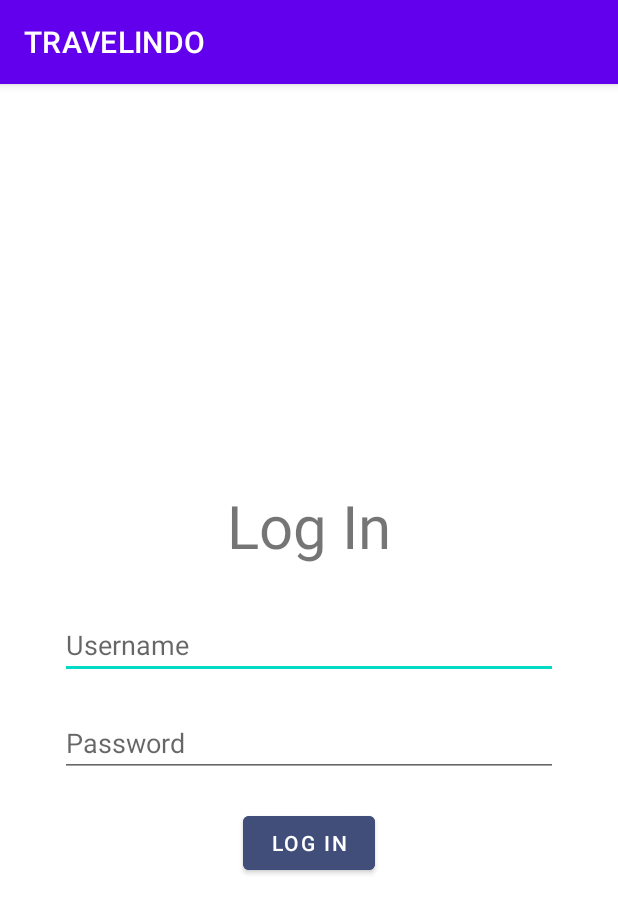
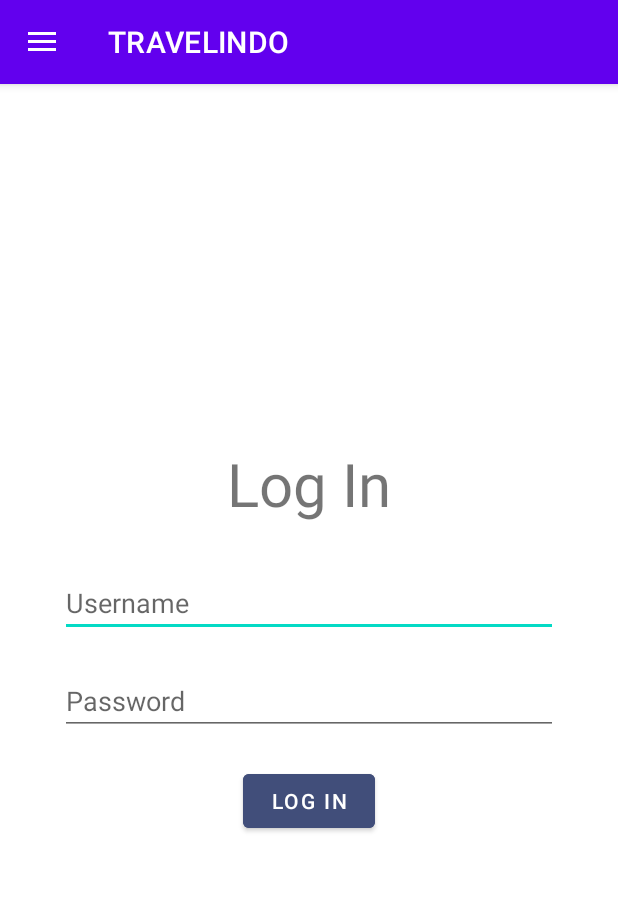
Before and after one commit to ChristopherWilliamBill/PPPB51_Tubes02_B_B, an Android app: the screen it shows after launch (HomeActivity), on a phone screen of 412 x 824 dp. Shown: the top 913 px of the screen. Run offline under Robolectric (Android 15) with nearby library versions, the phone set to English and light mode, and no system bars.

Commit message:
Login pake retrofit

```diff
--- a/app/src/main/AndroidManifest.xml
+++ b/app/src/main/AndroidManifest.xml
@@ -1,6 +1,9 @@
 <?xml version="1.0" encoding="utf-8"?>
 <manifest xmlns:android="http://schemas.android.com/apk/res/android"
     package="com.pppb.travelindo">
+
+    <uses-permission android:name="android.permission.INTERNET"/>
+    <uses-permission android:name="android.permission.ACCESS_NETWORK_STATE" />
 
     <application
         android:allowBackup="true"
--- a/app/src/main/java/com/pppb/travelindo/HomeActivity.java
+++ b/app/src/main/java/com/pppb/travelindo/HomeActivity.java
@@ -1,14 +1,35 @@
 package com.pppb.travelindo;
 
+import androidx.appcompat.app.ActionBarDrawerToggle;
 import androidx.appcompat.app.AppCompatActivity;
+import androidx.fragment.app.Fragment;
+import androidx.fragment.app.FragmentManager;
+import androidx.fragment.app.FragmentTransaction;
 
 import android.os.Bundle;
 
+import com.pppb.travelindo.databinding.ActivityHomeBinding;
+
 public class HomeActivity extends AppCompatActivity {
+    private ActivityHomeBinding binding;
+    private LoginFragment loginFragment;
+    private FragmentManager fragmentManager;
 
     @Override
     protected void onCreate(Bundle savedInstanceState) {
         super.onCreate(savedInstanceState);
-        setContentView(R.layout.activity_home);
+        this.binding = ActivityHomeBinding.inflate(getLayoutInflater());
+        setContentView(this.binding.getRoot());
+
+        this.setSupportActionBar(this.binding.toolbar);
+        ActionBarDrawerToggle actionBarDrawerToggle = new ActionBarDrawerToggle(this, this.binding.drawerLayout, this.binding.toolbar, R.string.openDrawer, R.string.closeDrawer);
+        actionBarDrawerToggle.syncState();
+
+        this.loginFragment = LoginFragment.newInstance();
+        this.fragmentManager = this.getSupportFragmentManager();
+        FragmentTransaction fragmentTransaction = this.fragmentManager.beginTransaction();
+        fragmentTransaction.add(this.binding.fragmentContainer.getId(), this.loginFragment).addToBackStack(null);
+        fragmentTransaction.commit();
+
     }
 }
--- /dev/null
+++ b/app/src/main/java/com/pppb/travelindo/LoginFragment.java
@@ -0,0 +1,76 @@
+package com.pppb.travelindo;
+
+import android.os.Bundle;
+import android.util.Log;
+import android.view.LayoutInflater;
+import android.view.View;
+import android.view.ViewGroup;
+
+import androidx.fragment.app.Fragment;
+
+import com.pppb.travelindo.databinding.LoginFragmentBinding;
+
+import retrofit2.Call;
+import retrofit2.Callback;
+import retrofit2.Response;
+import retrofit2.Retrofit;
+import retrofit2.converter.gson.GsonConverterFactory;
+
+public class LoginFragment extends Fragment implements View.OnClickListener{
+    private LoginFragmentBinding binding;
+    private TravelAPI travelAPI;
+
+    public LoginFragment(){
+        Retrofit retrofit = new Retrofit.Builder()
+                .baseUrl("https://devel.loconode.com/pppb/v1/")
+                .addConverterFactory(GsonConverterFactory.create())
+                .build();
+        this.travelAPI = retrofit.create(TravelAPI.class);
+    }
+
+    public static LoginFragment newInstance(){
+        LoginFragment loginFragment = new LoginFragment();
+        Bundle args = new Bundle();
+        loginFragment.setArguments(args);
+
+        return loginFragment;
+    }
+
+    @Override
+    public View onCreateView(LayoutInflater inflater, ViewGroup container, Bundle savedInstanceState){
+        this.binding = LoginFragmentBinding.inflate(inflater, container, false);
+        View view = binding.getRoot();
+        this.binding.btnLogin.setOnClickListener(this);
+
+        return view;
+    }
+
+    private void doLogIn(){
+        User user = new User(this.binding.etUsername.getText().toString(), this.binding.etPassword.getText().toString());
+
+        Call<User> call = travelAPI.logIn(this.binding.etUsername.getText().toString(), this.binding.etPassword.getText().toString());
+        call.enqueue(new Callback<User>() {
+            @Override
+            public void onResponse(Call<User> call, Response<User> response) {
+                if(!response.isSuccessful()){
+                    Log.d("Response", "failed");
+                }
+
+                User userResponse = response.body();
+                Log.d("Response", userResponse.getToken());
+            }
+
+            @Override
+            public void onFailure(Call<User> call, Throwable t) {
+                Log.d("Response", t.getMessage());
+            }
+        });
+    }
+
+    @Override
+    public void onClick(View view) {
+        if(view == this.binding.btnLogin){
+            this.doLogIn();
+        }
+    }
+}
--- a/app/src/main/java/com/pppb/travelindo/MainActivity.java
+++ b/app/src/main/java/com/pppb/travelindo/MainActivity.java
@@ -6,15 +6,18 @@ import android.content.Intent;
 import android.os.Bundle;
 import android.os.Handler;
 
+import com.pppb.travelindo.databinding.ActivityMainBinding;
+
 public class MainActivity extends AppCompatActivity {
     private Handler handler;
+    private ActivityMainBinding binding;
 
     @Override
     protected void onCreate(Bundle savedInstanceState) {
         super.onCreate(savedInstanceState);
-        setContentView(R.layout.activity_main);
+        this.binding = ActivityMainBinding.inflate(getLayoutInflater());
+        setContentView(this.binding.getRoot());
 
-        getSupportActionBar().hide();
         this.handler = new Handler();
         this.handler.postDelayed(new Runnable() {
             @Override
--- /dev/null
+++ b/app/src/main/java/com/pppb/travelindo/NavigationFragment.java
@@ -0,0 +1,42 @@
+package com.pppb.travelindo;
+
+import android.os.Bundle;
+import android.util.Log;
+import android.view.LayoutInflater;
+import android.view.View;
+import android.view.ViewGroup;
+
+import androidx.fragment.app.Fragment;
+
+import com.pppb.travelindo.databinding.NavigationFragmentBinding;
+
+import retrofit2.Call;
+import retrofit2.Callback;
+import retrofit2.Response;
+import retrofit2.Retrofit;
+import retrofit2.converter.gson.GsonConverterFactory;
+
+public class NavigationFragment extends Fragment implements View.OnClickListener{
+    private NavigationFragmentBinding binding;
+
+    public NavigationFragment(){
+
+    }
+
+    @Override
+    public View onCreateView(LayoutInflater inflater, ViewGroup container, Bundle savedInstanceState){
+        this.binding = NavigationFragmentBinding.inflate(inflater, container, false);
+        View view = binding.getRoot();
+        binding.btnHome.setOnClickListener(this);
+        binding.btnHistori.setOnClickListener(this);
+
+        return view;
+    }
+
+    @Override
+    public void onClick(View view) {
+        if(view == binding.btnHome){
+
+        }
+    }
+}
--- /dev/null
+++ b/app/src/main/java/com/pppb/travelindo/TravelAPI.java
@@ -0,0 +1,17 @@
+package com.pppb.travelindo;
+
+import retrofit2.Call;
+import retrofit2.http.Body;
+import retrofit2.http.Field;
+import retrofit2.http.FormUrlEncoded;
+import retrofit2.http.POST;
+
+public interface TravelAPI {
+
+    @FormUrlEncoded
+    @POST("authenticate")
+    Call<User> logIn(
+            @Field("username") String username,
+            @Field("password") String password
+    );
+}
--- a/app/src/main/res/layout/activity_home.xml
+++ b/app/src/main/res/layout/activity_home.xml
@@ -1,43 +1,38 @@
 <?xml version="1.0" encoding="utf-8"?>
-<RelativeLayout
+<androidx.drawerlayout.widget.DrawerLayout
+    android:layout_width="match_parent"
+    android:layout_height="match_parent"
     xmlns:android="http://schemas.android.com/apk/res/android"
-    android:layout_width="match_parent"
-    android:layout_height="match_parent">
+    xmlns:app="http://schemas.android.com/apk/res-auto"
+    android:id="@+id/drawerLayout"
+    android:fitsSystemWindows="true">
+    <RelativeLayout
+        android:layout_width="match_parent"
+        android:layout_height="match_parent">
 
-    <LinearLayout
-        android:layout_width="match_parent"
-        android:layout_height="wrap_content"
-        android:orientation="vertical"
-        android:layout_centerInParent="true">
-        <TextView
-            android:id="@+id/tvLogIn"
-            android:layout_width="wrap_content"
-            android:layout_height="wrap_content"
-            android:layout_gravity="center"
-            android:text="@string/login"
-            android:textSize="@dimen/size40"
-            android:layout_margin="@dimen/size30"/>
+        <androidx.appcompat.widget.Toolbar
+            android:id="@+id/toolbar"
+            android:layout_width="match_parent"
+            android:layout_height="?attr/actionBarSize"
+            android:background="?attr/colorPrimary"
+            android:elevation="4dp"
+            android:theme="@style/ThemeOverlay.AppCompat.Dark.ActionBar"
+            app:popupTheme="@style/ThemeOverlay.AppCompat.Light"/>
 
-        <EditText
-            android:id="@+id/etUsername"
-            android:hint="Username"
+        <FrameLayout
             android:layout_width="match_parent"
-            android:layout_height="wrap_content"
-            android:layout_marginHorizontal="@dimen/size40"
-            />
-
-        <EditText
-            android:id="@+id/etPassword"
-            android:hint="Password"
+            android:layout_height="match_parent"
+            android:id="@+id/fragmentContainer"/>
+    </RelativeLayout>
+    <RelativeLayout
+        android:layout_width="240dp"
+        android:layout_height="match_parent"
+        android:layout_gravity="start">
+        <fragment
             android:layout_width="match_parent"
-            android:layout_height="wrap_content"
-            android:layout_marginHorizontal="@dimen/size40"
-            android:layout_marginVertical="@dimen/size20"/>
-        <Button
-            android:layout_width="wrap_content"
-            android:layout_height="wrap_content"
-            android:text="@string/login"
-            android:layout_gravity="center"
-            android:backgroundTint="@color/theme"/>
-    </LinearLayout>
-</RelativeLayout>
+            android:layout_height="match_parent"
+            android:id="@+id/NavigationFragment"
+            android:name="com.pppb.travelindo.NavigationFragment">
+        </fragment>
+    </RelativeLayout>
+</androidx.drawerlayout.widget.DrawerLayout>
--- a/app/src/main/res/layout/activity_main.xml
+++ b/app/src/main/res/layout/activity_main.xml
@@ -5,7 +5,6 @@
     android:layout_width="match_parent"
     android:layout_height="match_parent"
     tools:context=".MainActivity">
-<!--    android:background="@drawable/splashscreen"-->
 
     <LinearLayout
         android:layout_width="match_parent"
--- /dev/null
+++ b/app/src/main/res/layout/login_fragment.xml
@@ -0,0 +1,44 @@
+<?xml version="1.0" encoding="utf-8"?>
+<RelativeLayout
+    xmlns:android="http://schemas.android.com/apk/res/android"
+    android:layout_width="match_parent"
+    android:layout_height="match_parent">
+
+    <LinearLayout
+        android:layout_width="match_parent"
+        android:layout_height="wrap_content"
+        android:orientation="vertical"
+        android:layout_centerInParent="true">
+        <TextView
+            android:id="@+id/tvLogIn"
+            android:layout_width="wrap_content"
+            android:layout_height="wrap_content"
+            android:layout_gravity="center"
+            android:text="@string/login"
+            android:textSize="@dimen/size40"
+            android:layout_margin="@dimen/size30"/>
+
+        <EditText
+            android:id="@+id/etUsername"
+            android:hint="Username"
+            android:layout_width="match_parent"
+            android:layout_height="wrap_content"
+            android:layout_marginHorizontal="@dimen/size40"
+            />
+
+        <EditText
+            android:id="@+id/etPassword"
+            android:hint="Password"
+            android:layout_width="match_parent"
+            android:layout_height="wrap_content"
+            android:layout_marginHorizontal="@dimen/size40"
+            android:layout_marginVertical="@dimen/size20"/>
+        <Button
+            android:id="@+id/btnLogin"
+            android:layout_width="wrap_content"
+            android:layout_height="wrap_content"
+            android:text="@string/login"
+            android:layout_gravity="center"
+            android:backgroundTint="@color/theme"/>
+    </LinearLayout>
+</RelativeLayout>
--- a/app/src/main/res/values-night/themes.xml
+++ b/app/src/main/res/values-night/themes.xml
@@ -12,5 +12,6 @@
         <!-- Status bar color. -->
         <item name="android:statusBarColor" tools:targetApi="l">?attr/colorPrimaryVariant</item>
         <!-- Customize your theme here. -->
+        <item name="windowActionBar">false</item>
     </style>
 </resources>
--- a/app/src/main/res/values/strings.xml
+++ b/app/src/main/res/values/strings.xml
@@ -1,4 +1,7 @@
 <resources>
     <string name="app_name">TRAVELINDO</string>
     <string name="login">Log In</string>
+    <string name="openDrawer">open</string>
+    <string name="closeDrawer">close</string>
+
 </resources>
--- a/app/src/main/res/values/themes.xml
+++ b/app/src/main/res/values/themes.xml
@@ -12,5 +12,9 @@
         <!-- Status bar color. -->
         <item name="android:statusBarColor" tools:targetApi="l">?attr/colorPrimaryVariant</item>
         <!-- Customize your theme here. -->
+        <item name="windowActionBar">false</item>
+        <item name="windowNoTitle">true</item>
+
+
     </style>
 </resources>
```
Also changed, not shown: app/build.gradle (+10 -0 lines), app/src/main/java/com/pppb/travelindo/User.java (added, +37 -0 lines), app/src/main/res/layout/navigation_fragment.xml (added, +29 -0 lines).
